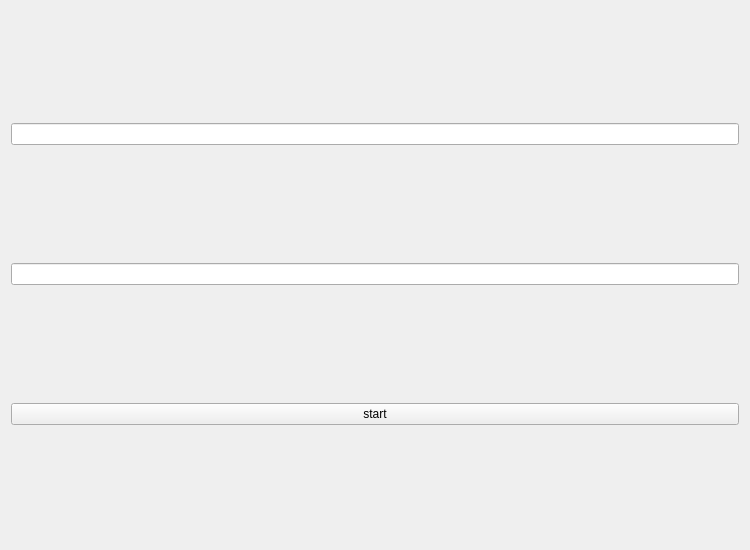
The window that cpu_mem_test/widget.ui (mas3399/TS_camera_BSP_test) describes before a commit, drawn with Qt 5.
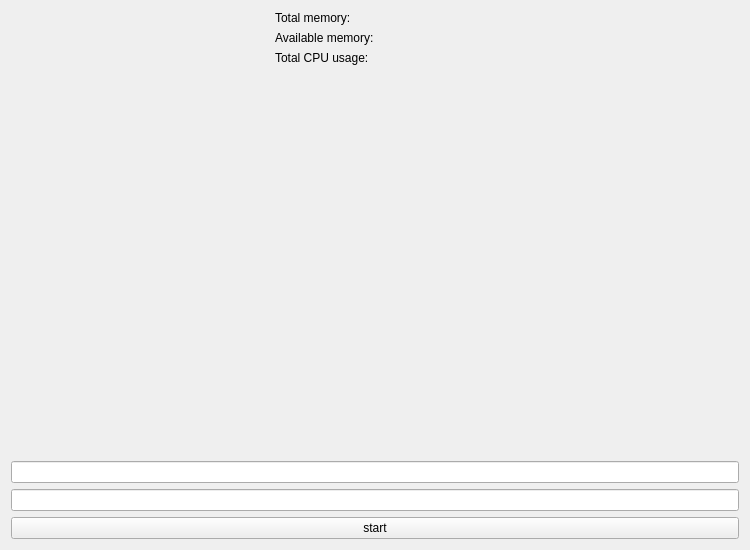
The same window after the commit.

Commit message: memory cal and g

Diff of the .ui file:
```diff
--- a/cpu_mem_test/widget.ui
+++ b/cpu_mem_test/widget.ui
@@ -18,7 +18,88 @@
   </property>
   <layout class="QVBoxLayout" name="verticalLayout_2">
    <item>
-    <layout class="QVBoxLayout" name="verticalLayout"/>
+    <layout class="QHBoxLayout" name="horizontalLayout">
+     <item>
+      <layout class="QVBoxLayout" name="verticalLayout"/>
+     </item>
+     <item>
+      <layout class="QVBoxLayout" name="verticalLayout_3">
+       <property name="sizeConstraint">
+        <enum>QLayout::SetDefaultConstraint</enum>
+       </property>
+       <item>
+        <widget class="QLabel" name="label">
+         <property name="minimumSize">
+          <size>
+           <width>200</width>
+           <height>0</height>
+          </size>
+         </property>
+         <property name="maximumSize">
+          <size>
+           <width>200</width>
+           <height>16777215</height>
+          </size>
+         </property>
+         <property name="text">
+          <string>Total memory: </string>
+         </property>
+        </widget>
+       </item>
+       <item>
+        <widget class="QLabel" name="label_2">
+         <property name="minimumSize">
+          <size>
+           <width>200</width>
+           <height>0</height>
+          </size>
+         </property>
+         <property name="maximumSize">
+          <size>
+           <width>200</width>
+           <height>16777215</height>
+          </size>
+         </property>
+         <property name="text">
+          <string>Available memory:</string>
+         </property>
+        </widget>
+       </item>
+       <item>
+        <widget class="QLabel" name="label_3">
+         <property name="minimumSize">
+          <size>
+           <width>200</width>
+           <height>0</height>
+          </size>
+         </property>
+         <property name="maximumSize">
+          <size>
+           <width>200</width>
+           <height>16777215</height>
+          </size>
+         </property>
+         <property name="text">
+          <string>Total CPU usage: </string>
+         </property>
+        </widget>
+       </item>
+       <item>
+        <spacer name="verticalSpacer">
+         <property name="orientation">
+          <enum>Qt::Vertical</enum>
+         </property>
+         <property name="sizeHint" stdset="0">
+          <size>
+           <width>4</width>
+           <height>4</height>
+          </size>
+         </property>
+        </spacer>
+       </item>
+      </layout>
+     </item>
+    </layout>
    </item>
    <item>
     <widget class="QLineEdit" name="lineEdit"/>
```
The commit also changes 8 other files.
